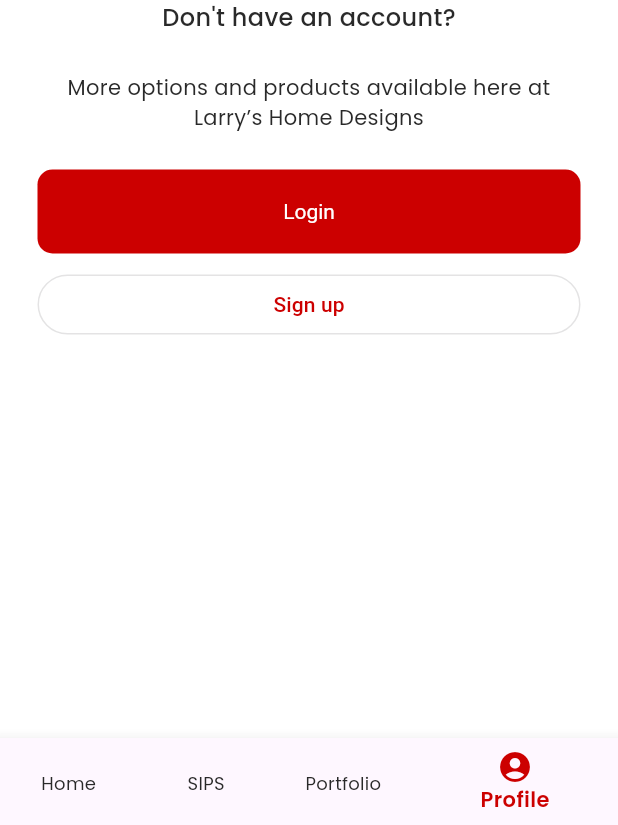
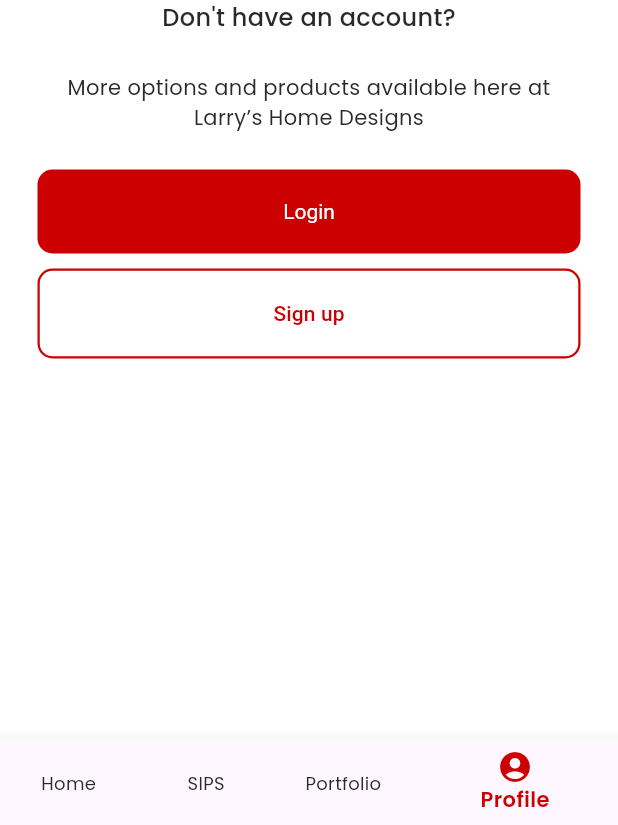
Before and after one commit to Isagani-lapira/LHD-Mobile-Application, a Flutter app: the HomeScreen screen opened by its route, item 4 of the bottom bar chosen, on a phone screen of 412 x 824 dp, the part 411-1236 px from its top. Run offline on Flutter 3.47's test engine with Material 3 defaults, Android fonts, the phone set to English and light mode, and no system bars; our stand-ins replace firebase_core; accounts and stored records are empty; network calls fail.

Commit message:
Add: theme for outline button

```diff
--- a/lhd_app/lib/theme/theme.dart
+++ b/lhd_app/lib/theme/theme.dart
@@ -35,6 +35,19 @@
         padding: MaterialStatePropertyAll(EdgeInsets.symmetric(vertical: 20.0)),
       ),
     ),
+    outlinedButtonTheme: const OutlinedButtonThemeData(
+      style: ButtonStyle(
+          shape: MaterialStatePropertyAll(RoundedRectangleBorder(
+              borderRadius: BorderRadius.all(Radius.circular(10.0)))),
+          side: MaterialStatePropertyAll(
+            BorderSide(
+              color: AppColor.primaryColor,
+              width: 1.5,
+            ),
+          ),
+          padding:
+              MaterialStatePropertyAll(EdgeInsets.symmetric(vertical: 20.0))),
+    ),
   );
 
   static ButtonStyle bodyButton =
```
